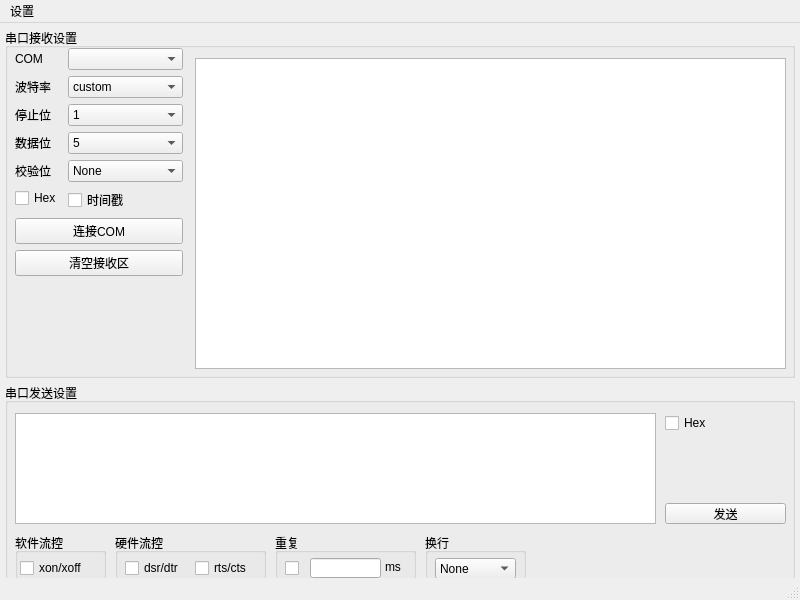
nixgnauhcuy/QtComMate, file src/main.ui: the form before one commit.
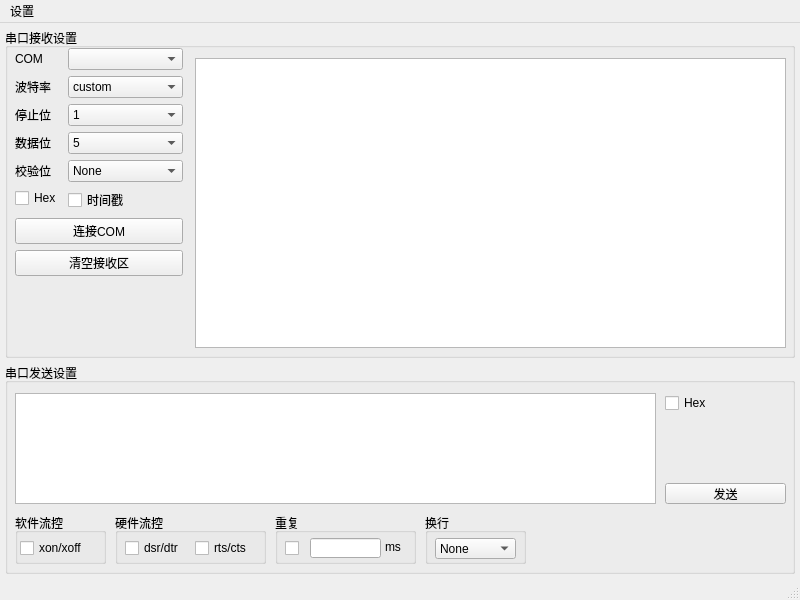
The form after the commit. Custom widgets are drawn as their Qt base class.

```diff
--- a/src/main.ui
+++ b/src/main.ui
@@ -20,7 +20,7 @@
       <x>5</x>
       <y>5</y>
       <width>790</width>
-      <height>350</height>
+      <height>330</height>
      </rect>
     </property>
     <property name="title">
@@ -304,7 +304,7 @@
        <x>190</x>
        <y>30</y>
        <width>591</width>
-       <height>311</height>
+       <height>290</height>
       </rect>
      </property>
      <property name="readOnly">
@@ -316,7 +316,7 @@
     <property name="geometry">
      <rect>
       <x>5</x>
-      <y>360</y>
+      <y>340</y>
       <width>790</width>
       <height>211</height>
      </rect>
```
